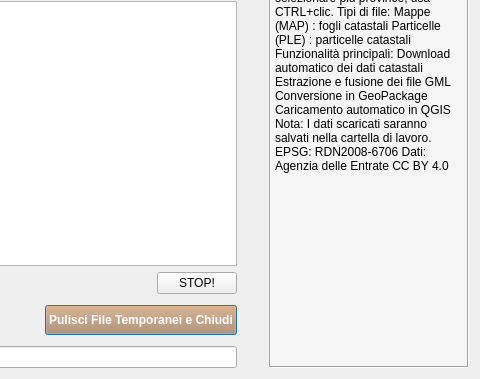
Old version of the form catasto_gml_merger_dialog_base.ui in the repository pigreco/CatastoIT_GML_Merger_Pro; both pictures show x 405 to 885 and y 208 to 587 of the 885 by 587 pixel window.
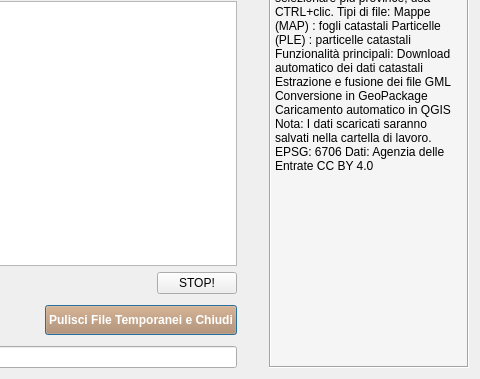
New version of the form. Icons and pictures are not drawn. Custom widgets are drawn as their Qt base class.

Commit message: Aggiunta la possibilità di aprire link esterni nell'interfaccia utente e aggiornato il testo descrittivo del plugin per maggiore chiarezza.

The edit to the form file:
```diff
--- a/catasto_gml_merger_dialog_base.ui
+++ b/catasto_gml_merger_dialog_base.ui
@@ -521,7 +521,7 @@
       
       &lt;p&gt;&lt;b&gt;Nota:&lt;/b&gt; I dati scaricati saranno salvati nella cartella di lavoro.&lt;/p&gt;
 
-      &lt;p&gt;&lt;b&gt;EPSG:&lt;/b&gt; RDN2008-6706&lt;/p&gt;
+      &lt;p&gt;&lt;b&gt;EPSG:&lt;/b&gt; 6706&lt;/p&gt;
 
       &lt;p&gt;&lt;b&gt;Dati:&lt;/b&gt; &lt;a href="https://geodati.gov.it/geoportale/visualizzazione-metadati/scheda-metadati/?uuid=age:S_0000_ITALIA"&gt;Agenzia delle Entrate CC BY 4.0&lt;/a&gt;&lt;/p&gt;
       &lt;/body&gt;&lt;/html&gt;</string>
```
Left out of the diff: 3 changed lines with no effect on the pictures. The commit also changes 2 other files.
